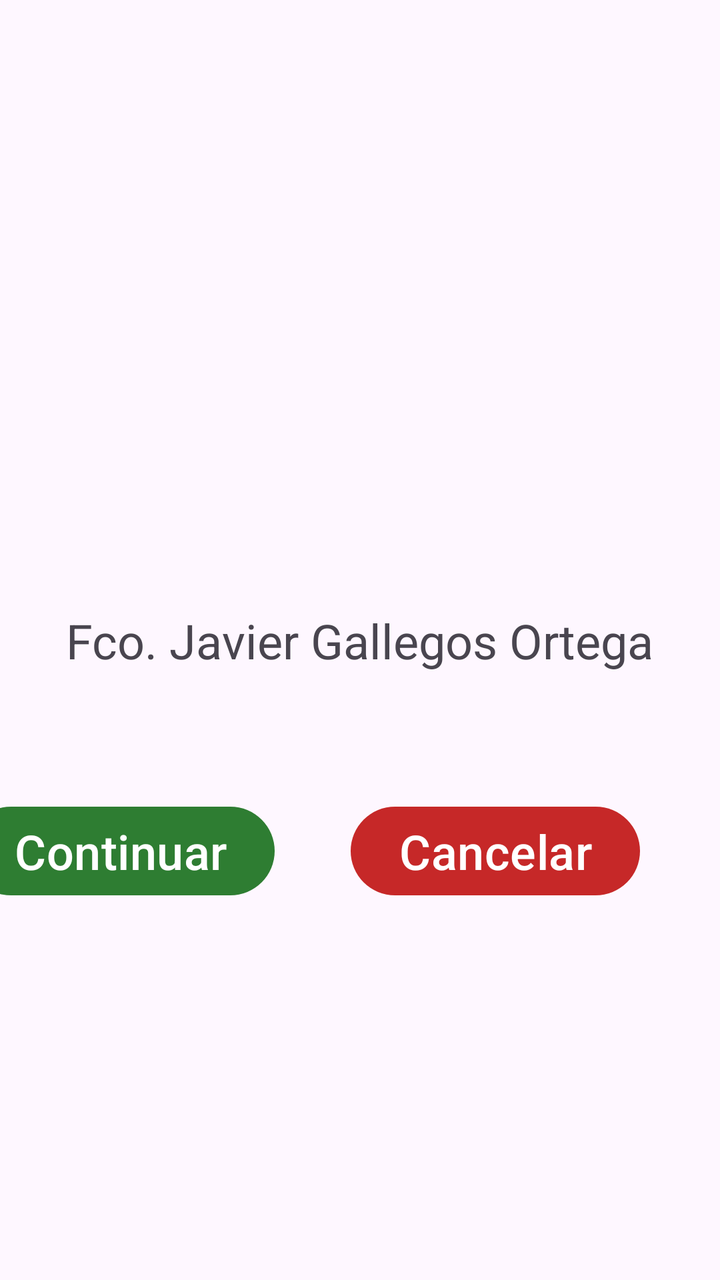
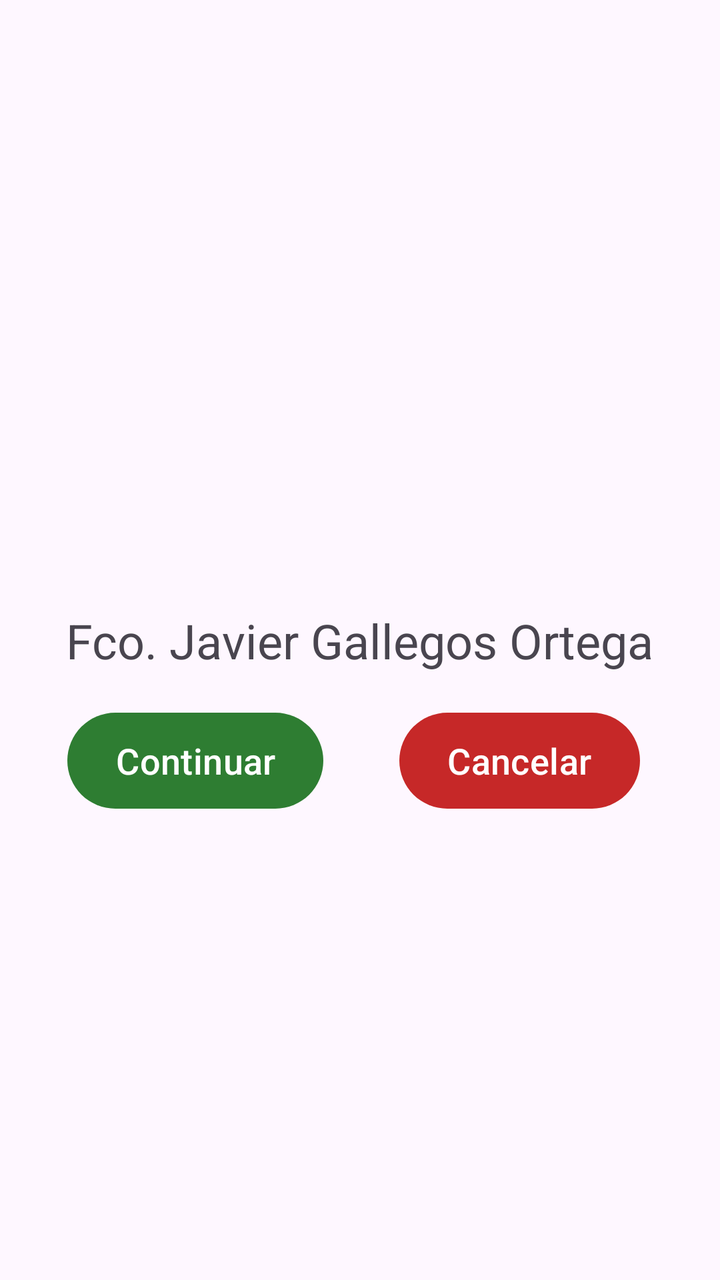

The first picture is an Android layout as it rendered before a commit; the second is the same layout after the commit. The layout source and the unified diff follow.
<!-- AndroidManifest.xml: application theme Theme.RecursosJavier -->
<!-- res/layout/activity_main.xml -->
<?xml version="1.0" encoding="utf-8"?>
<androidx.constraintlayout.widget.ConstraintLayout xmlns:android="http://schemas.android.com/apk/res/android"
    xmlns:app="http://schemas.android.com/apk/res-auto"
    xmlns:tools="http://schemas.android.com/tools"
    android:id="@+id/main"
    android:layout_width="match_parent"
    android:layout_height="match_parent"
    tools:context=".MainActivity">

    <TextView
        android:id="@+id/textNombre"
        android:layout_width="wrap_content"
        android:layout_height="wrap_content"
        android:text="@string/mi_nombre"
        android:textSize="24sp"
        app:layout_constraintBottom_toBottomOf="parent"
        app:layout_constraintEnd_toEndOf="parent"
        app:layout_constraintStart_toStartOf="parent"
        app:layout_constraintTop_toTopOf="parent" />

    <Button
        android:id="@+id/buttonContinuar"
        android:layout_width="wrap_content"
        android:layout_height="wrap_content"
        android:layout_marginTop="63dp"
        android:layout_marginEnd="38dp"
        android:text="@string/boton_continuar"
        android:textSize="24sp"
        app:layout_constraintEnd_toStartOf="@+id/buttonCancelar"
        app:layout_constraintTop_toBottomOf="@+id/textNombre"
        app:backgroundTint="@color/verde_continuar"/>

    <Button
        android:id="@+id/buttonCancelar"
        android:layout_width="wrap_content"
        android:layout_height="wrap_content"
        android:layout_marginEnd="40dp"
        android:text="@string/boton_cancelar"
        android:textSize="24sp"
        app:backgroundTint="@color/rojo_cancelar"
        app:layout_constraintBaseline_toBaselineOf="@+id/buttonContinuar"
        app:layout_constraintEnd_toEndOf="parent" />

</androidx.constraintlayout.widget.ConstraintLayout>
<!-- resources referenced by this layout -->
<resources>
  <color name="rojo_cancelar">#C62828</color>
  <color name="verde_continuar">#2E7D32</color>
  <string name="boton_cancelar">Cancelar</string>
  <string name="boton_continuar">Continuar</string>
  <string name="mi_nombre">Fco. Javier Gallegos Ortega</string>
  <style name="Theme.RecursosJavier" parent="Base.Theme.RecursosJavier" />
  <style name="Base.Theme.RecursosJavier" parent="Theme.Material3.DayNight.NoActionBar">
          
          
      </style>
</resources>

<!-- the commit's change to res/layout/activity_main.xml (unified diff, before → after) -->
@@ -20,23 +20,20 @@
 
     <Button
         android:id="@+id/buttonContinuar"
+        style="@style/BotonTarea"
         android:layout_width="wrap_content"
-        android:layout_height="wrap_content"
-        android:layout_marginTop="63dp"
         android:layout_marginEnd="38dp"
         android:text="@string/boton_continuar"
-        android:textSize="24sp"
         app:layout_constraintEnd_toStartOf="@+id/buttonCancelar"
         app:layout_constraintTop_toBottomOf="@+id/textNombre"
         app:backgroundTint="@color/verde_continuar"/>
 
     <Button
         android:id="@+id/buttonCancelar"
+        style="@style/BotonTarea"
         android:layout_width="wrap_content"
-        android:layout_height="wrap_content"
         android:layout_marginEnd="40dp"
         android:text="@string/boton_cancelar"
-        android:textSize="24sp"
         app:backgroundTint="@color/rojo_cancelar"
         app:layout_constraintBaseline_toBaselineOf="@+id/buttonContinuar"
         app:layout_constraintEnd_toEndOf="parent" />
<!-- resource entries referenced after the edit -->
@@ -5,6 +5,11 @@
   <string name="boton_cancelar">Cancelar</string>
   <string name="boton_continuar">Continuar</string>
   <string name="mi_nombre">Fco. Javier Gallegos Ortega</string>
+  <style name="BotonTarea">
+          <item name="android:layout_height">56dp</item>
+          <item name="android:layout_marginTop">16dp</item>
+          <item name="android:textSize">18sp</item>
+      </style>
   <style name="Theme.RecursosJavier" parent="Base.Theme.RecursosJavier" />
   <style name="Base.Theme.RecursosJavier" parent="Theme.Material3.DayNight.NoActionBar">
           
